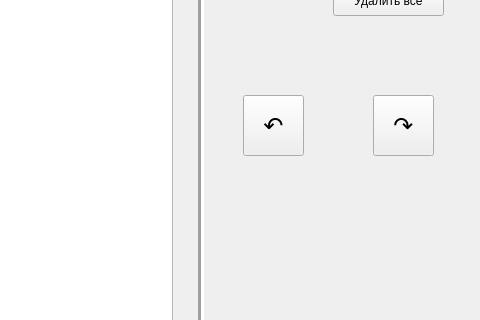
HXPPY228/lab1task2remaded, file mainwindow.ui: the form before one commit; both pictures show x 747 to 1227 and y 144 to 464 of the 1227 by 912 pixel window.
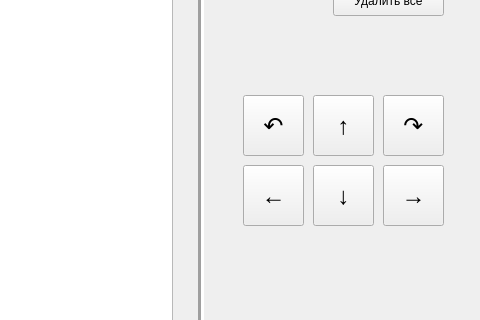
The form after the commit.

What changed in the file:
```diff
--- a/mainwindow.ui
+++ b/mainwindow.ui
@@ -140,7 +140,7 @@
    <widget class="QPushButton" name="pushButton_4">
     <property name="geometry">
      <rect>
-      <x>1120</x>
+      <x>1130</x>
       <y>220</y>
       <width>61</width>
       <height>61</height>
@@ -234,6 +234,78 @@
      <string/>
     </property>
    </widget>
+   <widget class="QPushButton" name="pushButton_vverh">
+    <property name="geometry">
+     <rect>
+      <x>1060</x>
+      <y>220</y>
+      <width>61</width>
+      <height>61</height>
+     </rect>
+    </property>
+    <property name="font">
+     <font>
+      <pointsize>18</pointsize>
+     </font>
+    </property>
+    <property name="text">
+     <string>↑</string>
+    </property>
+   </widget>
+   <widget class="QPushButton" name="pushButton_vlevo">
+    <property name="geometry">
+     <rect>
+      <x>990</x>
+      <y>290</y>
+      <width>61</width>
+      <height>61</height>
+     </rect>
+    </property>
+    <property name="font">
+     <font>
+      <pointsize>18</pointsize>
+     </font>
+    </property>
+    <property name="text">
+     <string>←</string>
+    </property>
+   </widget>
+   <widget class="QPushButton" name="pushButton_vpravo">
+    <property name="geometry">
+     <rect>
+      <x>1130</x>
+      <y>290</y>
+      <width>61</width>
+      <height>61</height>
+     </rect>
+    </property>
+    <property name="font">
+     <font>
+      <pointsize>18</pointsize>
+     </font>
+    </property>
+    <property name="text">
+     <string>→</string>
+    </property>
+   </widget>
+   <widget class="QPushButton" name="pushButton_vniz">
+    <property name="geometry">
+     <rect>
+      <x>1060</x>
+      <y>290</y>
+      <width>61</width>
+      <height>61</height>
+     </rect>
+    </property>
+    <property name="font">
+     <font>
+      <pointsize>18</pointsize>
+     </font>
+    </property>
+    <property name="text">
+     <string>↓</string>
+    </property>
+   </widget>
   </widget>
   <widget class="QMenuBar" name="menubar">
    <property name="geometry">
```
